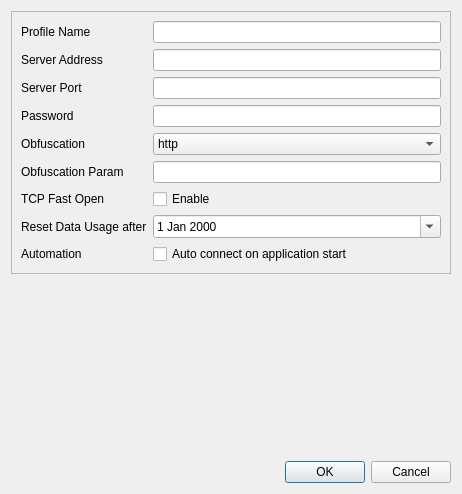
Before: the Qt Designer form ui/snelleditdialog.ui in Trojan-Qt5/Trojan-Qt5, drawn with Qt 5.
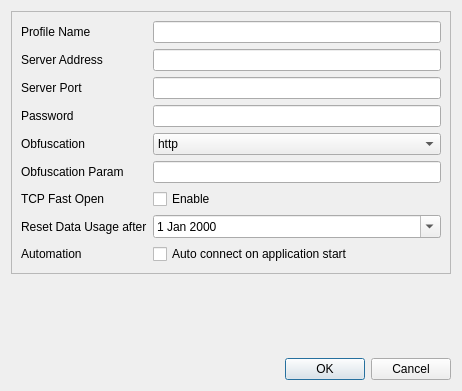
After: the same form once the commit is applied.

```diff
--- a/ui/snelleditdialog.ui
+++ b/ui/snelleditdialog.ui
@@ -7,7 +7,7 @@
     <x>0</x>
     <y>0</y>
     <width>462</width>
-    <height>494</height>
+    <height>391</height>
    </rect>
   </property>
   <property name="windowTitle">
```
